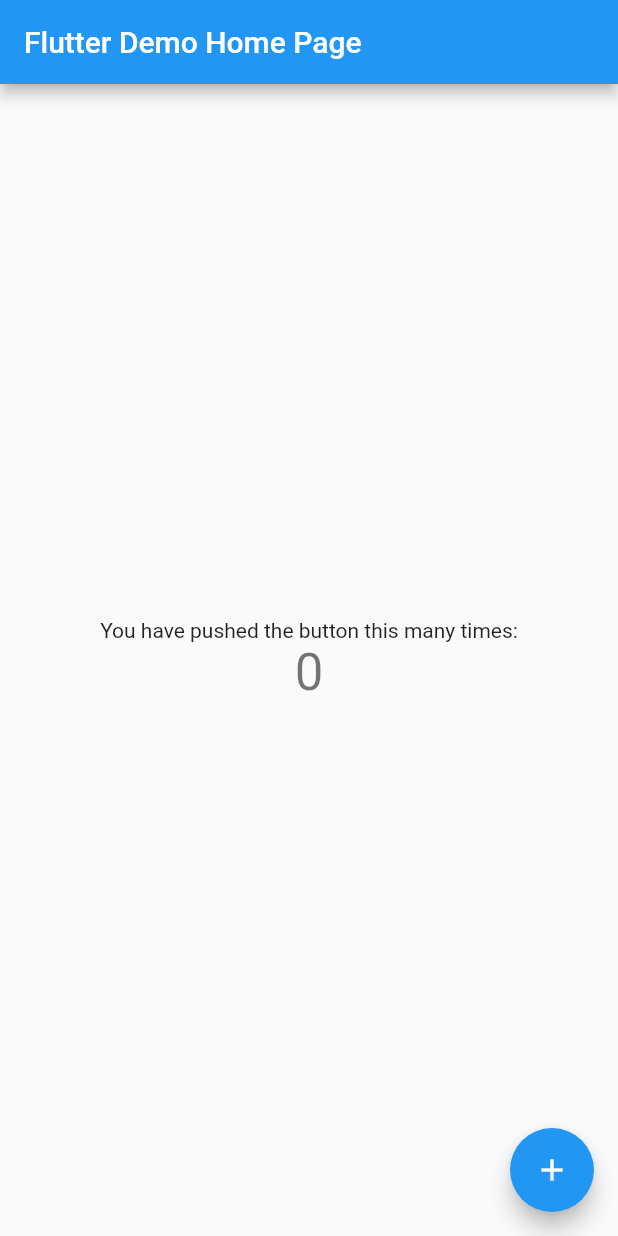
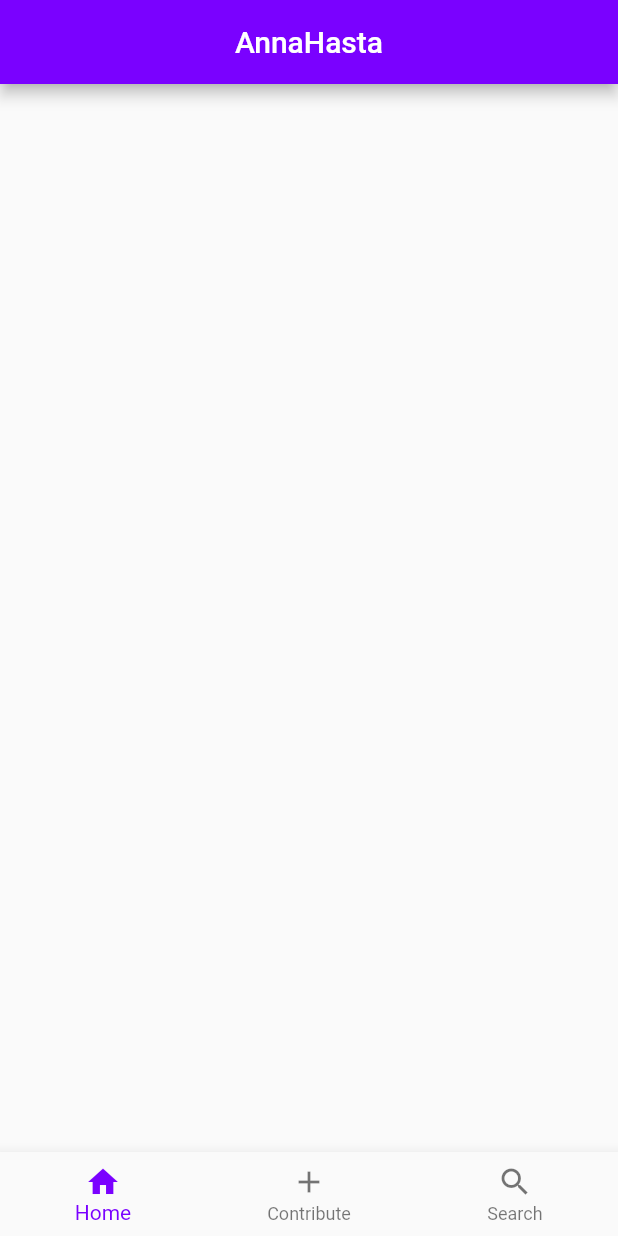
Before and after one commit to Arya-Nandakumar/AnnaHasta, a Flutter app: the screen it shows after launch, on a phone screen of 412 x 824 dp. Run offline on Flutter 3.47's test engine with Material 2 defaults, Android fonts, the light colour scheme and no system bars.

Commit message:
Add Home, Contribute and Search Page (#1)
* Create Home Page

* Bring in Contribute and Search Page

```diff
--- /dev/null
+++ b/lib/Functions/bottomnav.dart
@@ -0,0 +1,58 @@
+import 'package:flutter/material.dart';
+import 'package:annahasta/Screens/home.dart';
+import 'package:annahasta/Screens/contribute.dart';
+import 'package:annahasta/Screens/search.dart';
+
+class BottomNav extends StatelessWidget {
+  final int selectedIndex;
+  BottomNav({this.selectedIndex = 0});
+
+  @override
+  Widget build(BuildContext context) {
+    return BottomNavigationBar(
+      currentIndex: selectedIndex,
+      items: [
+        BottomNavigationBarItem(
+          icon: Icon(Icons.home),
+          label: 'Home',
+        ),
+        BottomNavigationBarItem(
+          icon: Icon(Icons.add),
+          label: 'Contribute',
+        ),
+        BottomNavigationBarItem(
+          icon: Icon(Icons.search),
+          label: 'Search',
+        ),
+      ],
+      onTap: (int index) {
+        switch (index) {
+          case 0:
+            Navigator.push(
+              context,
+              MaterialPageRoute(
+                builder: (context) => HomePage(),
+              ),
+            );
+            break;
+          case 1:
+            Navigator.push(
+              context,
+              MaterialPageRoute(
+                builder: (context) => ContributePage(),
+              ),
+            );
+            break;
+          case 2:
+            Navigator.push(
+              context,
+              MaterialPageRoute(
+                builder: (context) => SearchPage(),
+              ),
+            );
+            break;
+        }
+      },
+    );
+  }
+}
--- /dev/null
+++ b/lib/Functions/colorhex.dart
@@ -0,0 +1,22 @@
+
+import 'package:flutter/material.dart';
+
+MaterialColor buildMaterialColor(Color color) {
+  List strengths = <double>[.05];
+  Map<int, Color> swatch = {};
+  final int r = color.red, g = color.green, b = color.blue;
+
+  for (int i = 1; i < 10; i++) {
+    strengths.add(0.1 * i);
+  }
+  strengths.forEach((strength) {
+    final double ds = 0.5 - strength;
+    swatch[(strength * 1000).round()] = Color.fromRGBO(
+      r + ((ds < 0 ? r : (255 - r)) * ds).round(),
+      g + ((ds < 0 ? g : (255 - g)) * ds).round(),
+      b + ((ds < 0 ? b : (255 - b)) * ds).round(),
+      1,
+    );
+  });
+  return MaterialColor(color.value, swatch);
+}
--- /dev/null
+++ b/lib/Screens/home.dart
@@ -0,0 +1,22 @@
+import 'package:flutter/material.dart';
+import 'package:annahasta/main.dart';
+import 'package:annahasta/Functions/bottomnav.dart';
+
+class HomePage extends StatefulWidget {
+  @override
+  _HomePageState createState() => _HomePageState();
+}
+
+class _HomePageState extends State<HomePage> {
+  @override
+  Widget build(BuildContext context) {
+    return Scaffold(
+      appBar: AppBar(
+        centerTitle: true,
+        title: Text('AnnaHasta'),
+        automaticallyImplyLeading: false,
+      ),
+      bottomNavigationBar: BottomNav(selectedIndex: 0),
+    );
+  }
+}
--- a/lib/main.dart
+++ b/lib/main.dart
@@ -1,4 +1,6 @@
 import 'package:flutter/material.dart';
+import 'package:annahasta/Screens/home.dart';
+import 'package:annahasta/Functions/colorhex.dart';
 
 void main() {
   runApp(const MyApp());
@@ -7,109 +9,14 @@
 class MyApp extends StatelessWidget {
   const MyApp({Key? key}) : super(key: key);
 
-  // This widget is the root of your application.
   @override
   Widget build(BuildContext context) {
     return MaterialApp(
-      title: 'Flutter Demo',
+      title: 'AnnaHasta',
       theme: ThemeData(
-        // This is the theme of your application.
-        //
-        // Try running your application with "flutter run". You'll see the
-        // application has a blue toolbar. Then, without quitting the app, try
-        // changing the primarySwatch below to Colors.green and then invoke
-        // "hot reload" (press "r" in the console where you ran "flutter run",
-        // or simply save your changes to "hot reload" in a Flutter IDE).
-        // Notice that the counter didn't reset back to zero; the application
-        // is not restarted.
-        primarySwatch: Colors.blue,
+        primarySwatch: buildMaterialColor(Color(0xFF7A01FF)),
       ),
-      home: const MyHomePage(title: 'Flutter Demo Home Page'),
+      home: HomePage(),
     );
   }
 }
-
-class MyHomePage extends StatefulWidget {
-  const MyHomePage({Key? key, required this.title}) : super(key: key);
-
-  // This widget is the home page of your application. It is stateful, meaning
-  // that it has a State object (defined below) that contains fields that affect
-  // how it looks.
-
-  // This class is the configuration for the state. It holds the values (in this
-  // case the title) provided by the parent (in this case the App widget) and
-  // used by the build method of the State. Fields in a Widget subclass are
-  // always marked "final".
-
-  final String title;
-
-  @override
-  State<MyHomePage> createState() => _MyHomePageState();
-}
-
-class _MyHomePageState extends State<MyHomePage> {
-  int _counter = 0;
-
-  void _incrementCounter() {
-    setState(() {
-      // This call to setState tells the Flutter framework that something has
-      // changed in this State, which causes it to rerun the build method below
-      // so that the display can reflect the updated values. If we changed
-      // _counter without calling setState(), then the build method would not be
-      // called again, and so nothing would appear to happen.
-      _counter++;
-    });
-  }
-
-  @override
-  Widget build(BuildContext context) {
-    // This method is rerun every time setState is called, for instance as done
-    // by the _incrementCounter method above.
-    //
-    // The Flutter framework has been optimized to make rerunning build methods
-    // fast, so that you can just rebuild anything that needs updating rather
-    // than having to individually change instances of widgets.
-    return Scaffold(
-      appBar: AppBar(
-        // Here we take the value from the MyHomePage object that was created by
-        // the App.build method, and use it to set our appbar title.
-        title: Text(widget.title),
-      ),
-      body: Center(
-        // Center is a layout widget. It takes a single child and positions it
-        // in the middle of the parent.
-        child: Column(
-          // Column is also a layout widget. It takes a list of children and
-          // arranges them vertically. By default, it sizes itself to fit its
-          // children horizontally, and tries to be as tall as its parent.
-          //
-          // Invoke "debug painting" (press "p" in the console, choose the
-          // "Toggle Debug Paint" action from the Flutter Inspector in Android
-          // Studio, or the "Toggle Debug Paint" command in Visual Studio Code)
-          // to see the wireframe for each widget.
-          //
-          // Column has various properties to control how it sizes itself and
-          // how it positions its children. Here we use mainAxisAlignment to
-          // center the children vertically; the main axis here is the vertical
-          // axis because Columns are vertical (the cross axis would be
-          // horizontal).
-          mainAxisAlignment: MainAxisAlignment.center,
-          children: <Widget>[
-            const Text(
-              'You have pushed the button this many times:',
-            ),
-            Text(
-              '$_counter',
-              style: Theme.of(context).textTheme.headline4,
-            ),
-          ],
-        ),
-      ),
-      floatingActionButton: FloatingActionButton(
-        onPressed: _incrementCounter,
-        tooltip: 'Increment',
-        child: const Icon(Icons.add),
-      ), // This trailing comma makes auto-formatting nicer for build methods.
-    );
-  }
-}
--- a/pubspec.yaml
+++ b/pubspec.yaml
@@ -34,6 +34,7 @@
   # The following adds the Cupertino Icons font to your application.
   # Use with the CupertinoIcons class for iOS style icons.
   cupertino_icons: ^1.0.2
+  cloud_firestore: ^4.3.1
 
 dev_dependencies:
   flutter_test:
```
Also changed, not shown: lib/Screens/contribute.dart (added, +73 -0 lines), lib/Screens/search.dart (added, +44 -0 lines), pubspec.lock, 2 other files.
